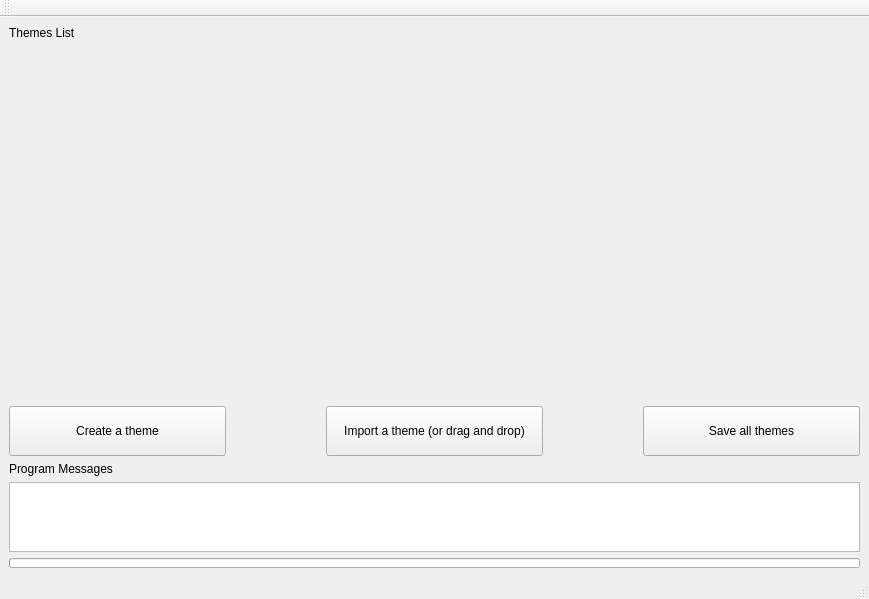
The window that ui/mainwindow.ui (imanirajdoost/color-theme-manager) describes before a commit, drawn with Qt 5.
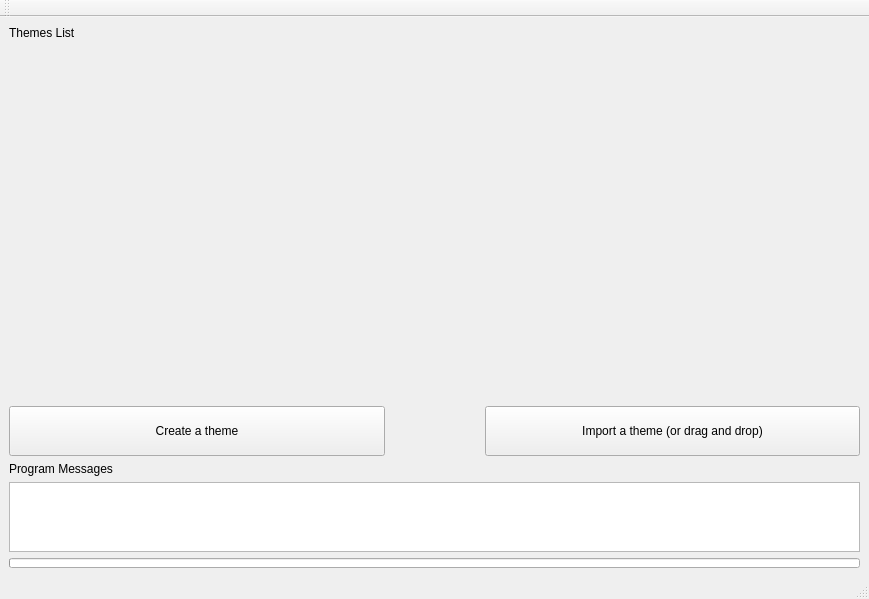
The same window after the commit.

What changed in the file:
```diff
--- a/ui/mainwindow.ui
+++ b/ui/mainwindow.ui
@@ -26,7 +26,7 @@
      <layout class="QHBoxLayout" name="themeLayout"/>
     </item>
     <item>
-     <layout class="QHBoxLayout" name="horizontalLayout" stretch="0,0,0">
+     <layout class="QHBoxLayout" name="horizontalLayout" stretch="0,0">
       <property name="spacing">
        <number>100</number>
       </property>
@@ -74,25 +74,6 @@
         </property>
        </widget>
       </item>
-      <item>
-       <widget class="QPushButton" name="saveThemeButton">
-        <property name="sizePolicy">
-         <sizepolicy hsizetype="Minimum" vsizetype="Fixed">
-          <horstretch>0</horstretch>
-          <verstretch>0</verstretch>
-         </sizepolicy>
-        </property>
-        <property name="minimumSize">
-         <size>
-          <width>0</width>
-          <height>50</height>
-         </size>
-        </property>
-        <property name="text">
-         <string>Save all themes</string>
-        </property>
-       </widget>
-      </item>
      </layout>
     </item>
     <item>
```
